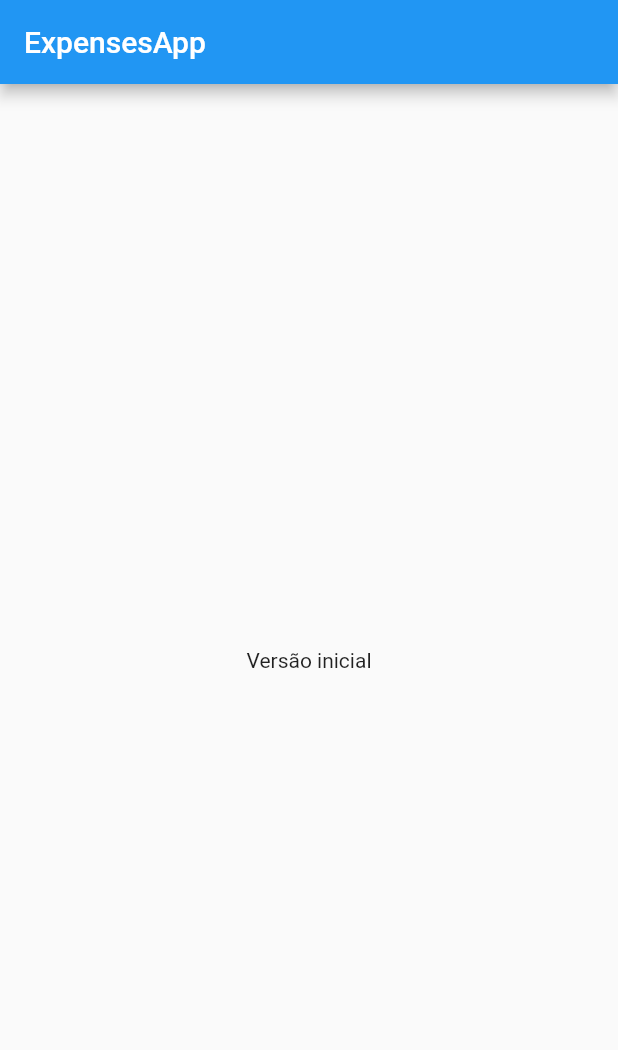
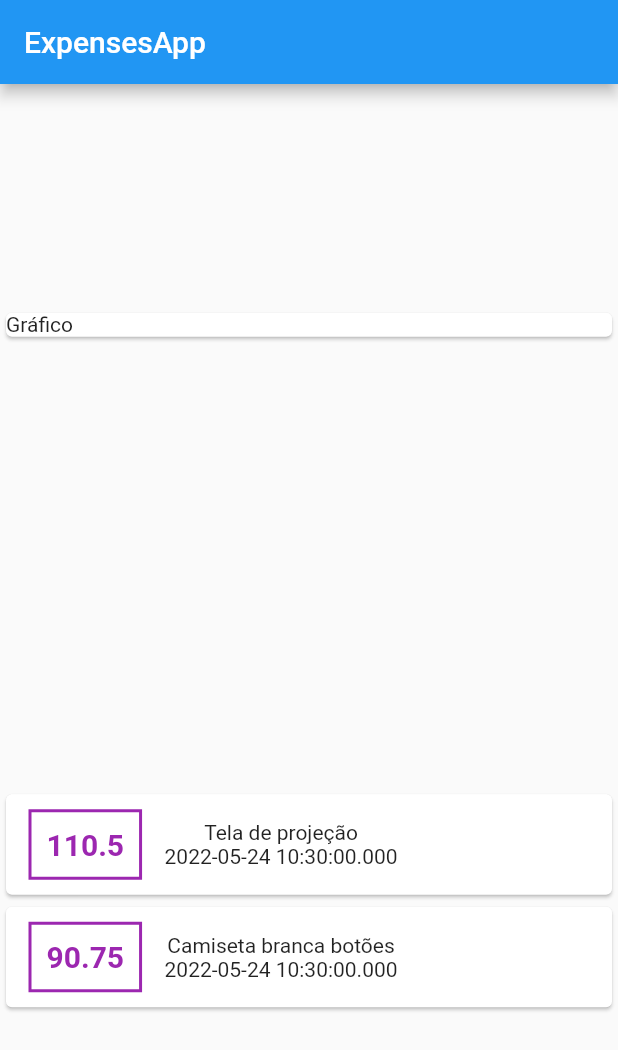
Before and after one commit to AllanCicceri/ExpensesApp, a Flutter app: the screen it shows after launch, on a phone screen of 412 x 824 dp. Shown: the top 1050 px of the screen. Run offline on Flutter 3.47's test engine with Material 2 defaults, Android fonts, the phone set to English and light mode, and no system bars.

Commit message:
add: List of expenses with some initial styles

```diff
--- a/lib/main.dart
+++ b/lib/main.dart
@@ -1,3 +1,4 @@
+import 'package:expanses/models/transaction.dart';
 import 'package:flutter/material.dart';
 
 void main(List<String> args) => runApp(ExpansesApp());
@@ -14,15 +15,66 @@ class ExpansesApp extends StatelessWidget {
 }
 
 class HomePage extends StatelessWidget {
-  const HomePage({Key? key}) : super(key: key);
+  HomePage({Key? key}) : super(key: key);
+
+  final _transactions = [
+    Transaction(
+        id: 't1',
+        title: 'Tela de projeção',
+        value: 110.50,
+        date: DateTime.now()),
+    Transaction(
+        id: 't2',
+        title: 'Camiseta branca botões',
+        value: 90.75,
+        date: DateTime.now()),
+  ];
 
   @override
   Widget build(BuildContext context) {
     return Scaffold(
-      appBar: AppBar(
-        title: Text('ExpensesApp'),
-      ),
-      body: Center(child: Text('Versão inicial')),
-    );
+        appBar: AppBar(
+          title: Text('ExpensesApp'),
+        ),
+        body: Column(
+            mainAxisAlignment: MainAxisAlignment.spaceAround,
+            crossAxisAlignment: CrossAxisAlignment.stretch,
+            children: [
+              Card(
+                child: Text('Gráfico'),
+              ),
+              Column(
+                children: [
+                  ..._transactions.map((e) => Card(
+                        child: Row(
+                          children: [
+                            Container(
+                              margin: EdgeInsets.symmetric(
+                                  horizontal: 15, vertical: 10),
+                              decoration: BoxDecoration(
+                                  border: Border.all(
+                                      color: Colors.purple, width: 2)),
+                              padding: EdgeInsets.all(10),
+                              child: Text(
+                                e.value.toString(),
+                                style: TextStyle(
+                                  fontWeight: FontWeight.bold,
+                                  fontSize: 20,
+                                  color: Colors.purple,
+                                ),
+                              ),
+                            ),
+                            Column(
+                              children: [
+                                Text(e.title),
+                                Text(e.date.toLocal().toString()),
+                              ],
+                            ),
+                          ],
+                        ),
+                      ))
+                ],
+              ),
+            ]));
   }
 }
--- /dev/null
+++ b/lib/models/transaction.dart
@@ -0,0 +1,13 @@
+class Transaction {
+  final String id;
+  final String title;
+  final double value;
+  final DateTime date;
+
+  Transaction({
+    required this.id,
+    required this.title,
+    required this.value,
+    required this.date,
+  });
+}
```
